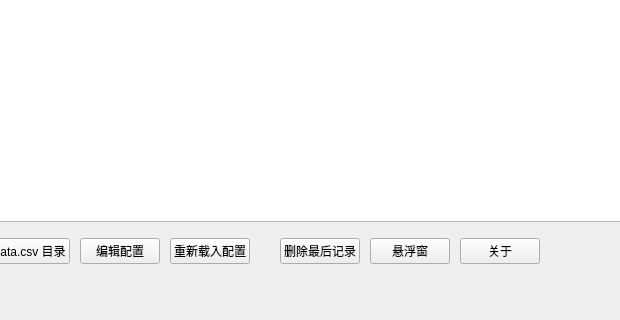
Above: ui/main_window.ui from learbox/MD_Stats before the change; both pictures show x 246 to 866 and y 380 to 700 of the 1100 by 700 pixel window. Below: the same form after it.
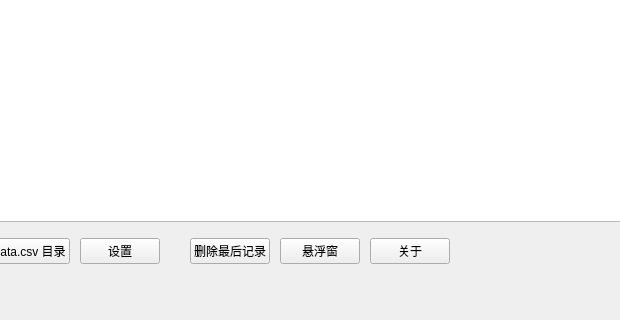
That is the form after the change.

Commit message: feat: 配置 GUI 化 — 5 标签页设置弹窗替代手动编辑 config.toml

```diff
--- a/ui/main_window.ui
+++ b/ui/main_window.ui
@@ -237,14 +237,7 @@
       <item>
        <widget class="QPushButton" name="btn_edit_config">
         <property name="text">
-         <string>编辑配置</string>
-        </property>
-       </widget>
-      </item>
-      <item>
-       <widget class="QPushButton" name="btn_reload_config">
-        <property name="text">
-         <string>重新载入配置</string>
+         <string>设置</string>
         </property>
        </widget>
       </item>
```
Left out of the diff: 2 changed lines with no effect on the pictures. The commit also changes 3 other files.
